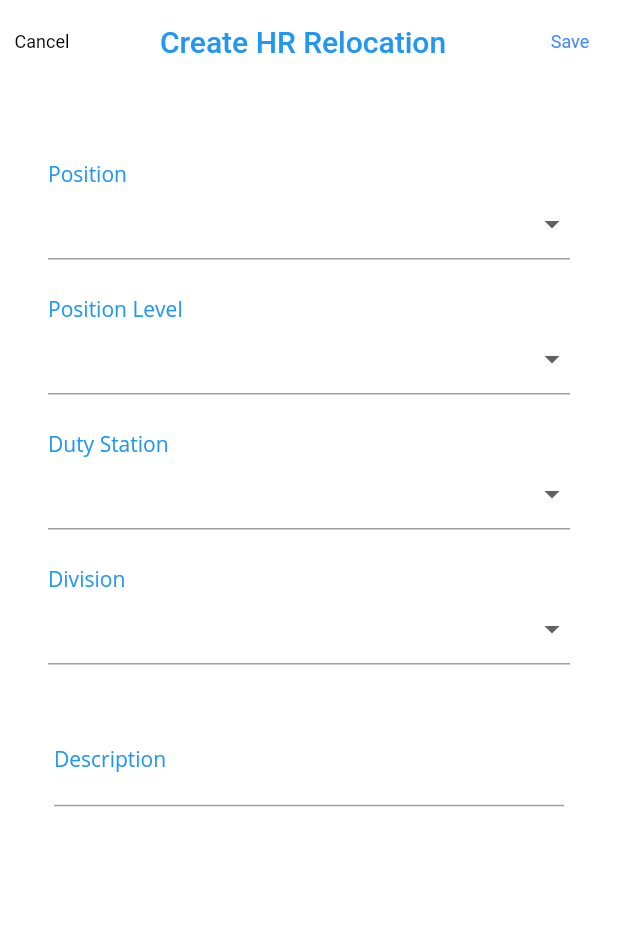
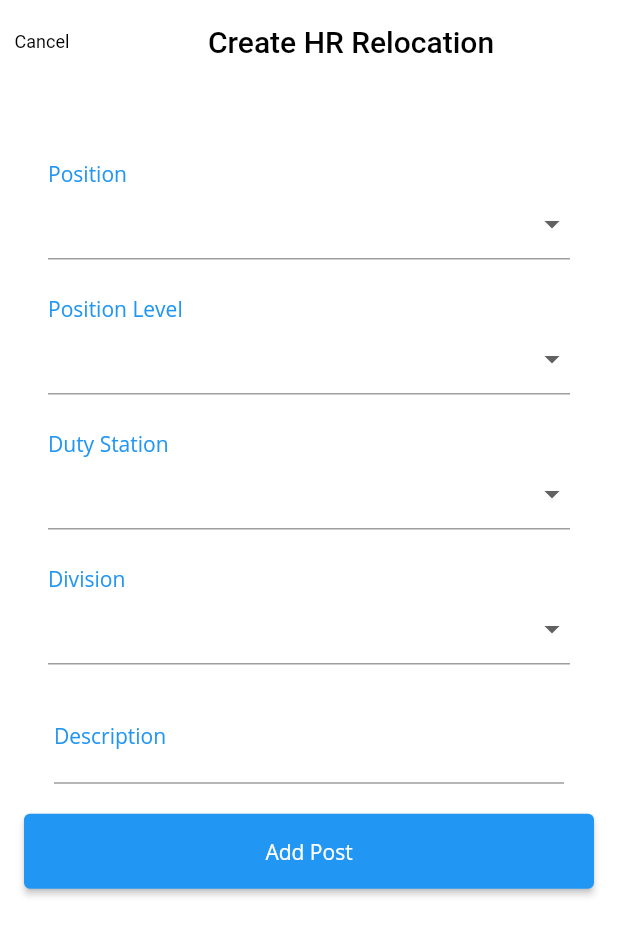
Before and after one commit to Ohgyuchan/famtopia, a Flutter app: the AddScreen screen opened directly, on a phone screen of 412 x 824 dp. Shown: the top 936 px of the screen. Run offline on Flutter 3.47's test engine with Material 2 defaults, Android fonts, the phone set to English and light mode, and no system bars; our stand-ins replace cloud_firestore, file_picker, firebase_auth, firebase_core, firebase_storage, get_it and 2 more; missing offline and left inert: dart:html; accounts and stored records are empty.

Commit message:
Approved, Posted 추가

```diff
--- a/lib/screens/add_screen.dart
+++ b/lib/screens/add_screen.dart
@@ -10,6 +10,7 @@ class AddScreen extends StatefulWidget {
 }
 
 CollectionReference postdb = FirebaseFirestore.instance.collection('posts');
+CollectionReference approveddb = FirebaseFirestore.instance.collection('approved');
 
 class _AddScreenState extends State<AddScreen> {
   @override
@@ -74,7 +75,7 @@ class _AddScreenState extends State<AddScreen> {
         title: Center(
             child: Text(
           'Create HR Relocation',
-          style: TextStyle(color: Colors.blue),
+          style: TextStyle(color: Colors.black),
         )),
         leading: TextButton(
           child: Text('Cancel'),
@@ -84,28 +85,6 @@ class _AddScreenState extends State<AddScreen> {
             Navigator.pop(context);
           },
         ),
-        actions: <Widget>[
-          TextButton(
-            child: Text('Save'),
-            style: TextButton.styleFrom(
-                primary: Colors.blueAccent, textStyle: TextStyle(fontSize: 12)),
-            onPressed: () {
-              addPost(
-                _selectedPositionValue,
-                _selectedLevelValue,
-                _selectedDutyStationValue,
-                _selectedDivisionValue,
-                descriptionController.text,
-                currentUser.uid,
-              );
-              Navigator.of(context).push(
-                MaterialPageRoute(
-                  builder: (context) => LayoutTemplate(user: currentUser),
-                ),
-              );
-            },
-          ),
-        ],
       ),
       body: Padding(
         padding: EdgeInsets.all(16.0),
@@ -224,7 +203,7 @@ class _AddScreenState extends State<AddScreen> {
                     }),
               ),
             ),
-            SizedBox(height: 30),
+            SizedBox(height: 15.0),
             Container(
               padding: EdgeInsets.only(left: 20, right: 20),
               child: TextField(
@@ -241,6 +220,32 @@ class _AddScreenState extends State<AddScreen> {
                       fontSize: 14,
                     )),
                 controller: descriptionController,
+              ),
+            ),
+            SizedBox(
+              height: 20,
+            ),
+            SizedBox(
+              width: MediaQuery.of(context).size.width,
+              height: 50,
+              child: ElevatedButton(
+                child: Text('Add Post'),
+                onPressed: () {
+                  addPost(
+                    _selectedPositionValue,
+                    _selectedLevelValue,
+                    _selectedDutyStationValue,
+                    _selectedDivisionValue,
+                    descriptionController.text,
+                    currentUser.uid,
+                  );
+                  addApproved(currentUser.uid);
+                  Navigator.of(context).push(
+                    MaterialPageRoute(
+                      builder: (context) => LayoutTemplate(user: currentUser),
+                    ),
+                  );
+                },
               ),
             ),
           ],
@@ -275,4 +280,17 @@ class _AddScreenState extends State<AddScreen> {
         .then((value) => print("Post Added"))
         .catchError((error) => print("Failed to add Post: $error"));
   }
+
+  Future<void> addApproved(
+      String uid,
+      ) {
+    return approveddb
+        .add({
+      'uid': uid,
+      'approved': false,
+      'posted': true,
+    })
+        .then((value) => print("Approved Added"))
+        .catchError((error) => print("Failed to add Approved: $error"));
+  }
 }
--- a/lib/screens/sign_in_screen.dart
+++ b/lib/screens/sign_in_screen.dart
@@ -1,3 +1,4 @@
+import 'package:cloud_firestore/cloud_firestore.dart';
 import 'package:firebase_auth/firebase_auth.dart';
 import 'package:flutter/material.dart';
 import 'package:hr_relocation/screens/layout_template/layout_template.dart';
--- a/lib/widgets/navigation_bar/navigation_bar_mobile.dart
+++ b/lib/widgets/navigation_bar/navigation_bar_mobile.dart
@@ -1,6 +1,5 @@
 import 'package:flutter/material.dart';
 import 'package:hr_relocation/widgets/navigation_bar/navbar_logo.dart';
-import 'package:hr_relocation/widgets/navigation_drawer/navigation_drawer.dart';
 
 class NavigationBarMobile extends StatelessWidget {
   const NavigationBarMobile({Key? key}) : super(key: key);
```
Also changed, not shown: lib/models/admin.dart (deleted, +0 -11 lines), lib/screens/apply_screen.dart (+45 -42 lines), lib/screens/detail_screen.dart (+22 -1 lines), lib/screens/layout_template/layout_template.dart (+45 -2 lines).
